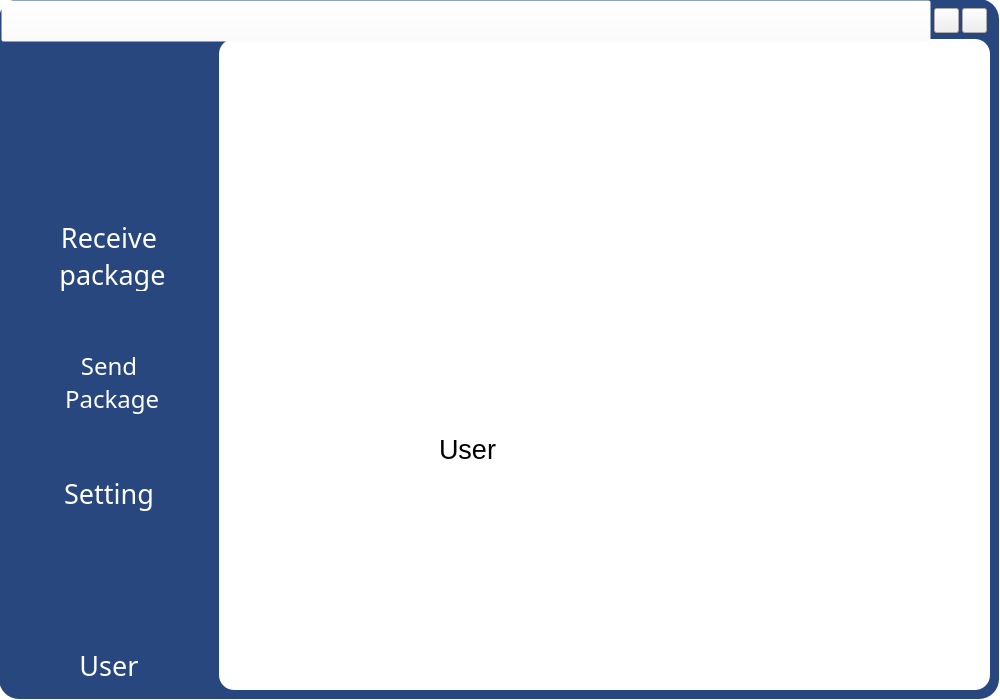
Qt form src/gui/MainWindow.ui (hmes98318/Logistics-Station) before a commit.
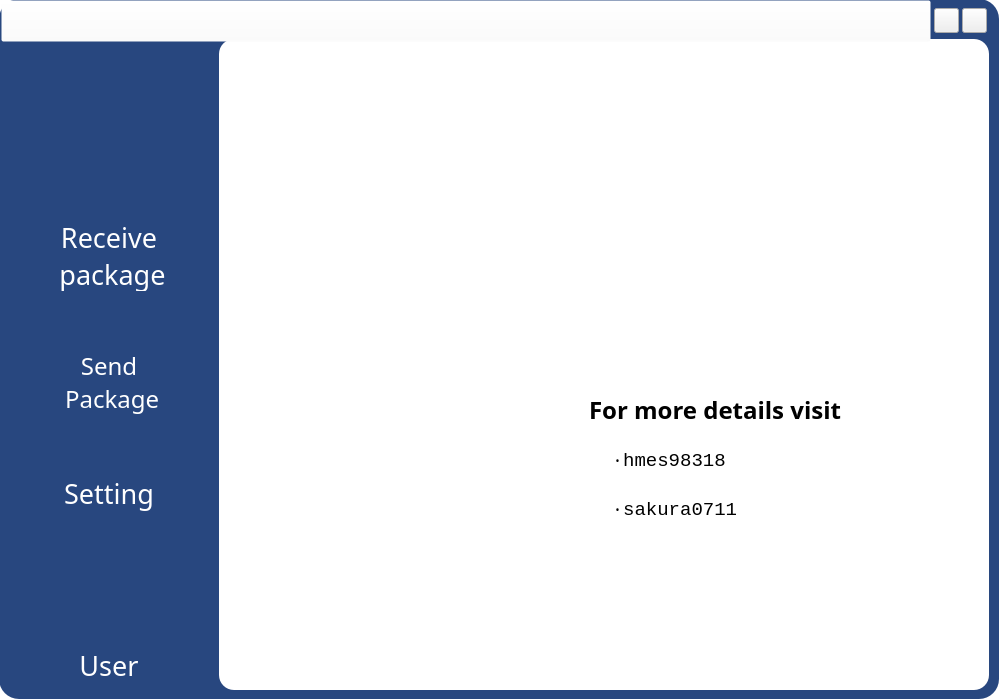
The same form after that commit. The open tabs and pages were chosen to show the change. Icons and pictures are not drawn.

Commit message: Add UserPage - GUI and image

```diff
--- a/src/gui/MainWindow.ui
+++ b/src/gui/MainWindow.ui
@@ -267,7 +267,7 @@
      <rect>
       <x>220</x>
       <y>40</y>
-      <width>771</width>
+      <width>770</width>
       <height>651</height>
      </rect>
     </property>
@@ -1293,23 +1293,78 @@
      </widget>
     </widget>
     <widget class="QWidget" name="User">
-     <widget class="QLabel" name="label_4">
+     <widget class="QFrame" name="UserPage_Background">
       <property name="geometry">
        <rect>
-        <x>220</x>
-        <y>280</y>
-        <width>271</width>
-        <height>261</height>
+        <x>0</x>
+        <y>0</y>
+        <width>770</width>
+        <height>650</height>
        </rect>
       </property>
-      <property name="font">
-       <font>
-        <pointsize>20</pointsize>
-       </font>
+      <property name="styleSheet">
+       <string notr="true">border-radius: 15px;
+background-image: url(./src/gui/image/UserPage_Background.png);</string>
       </property>
-      <property name="text">
-       <string>User</string>
+      <property name="frameShape">
+       <enum>QFrame::StyledPanel</enum>
       </property>
+      <property name="frameShadow">
+       <enum>QFrame::Raised</enum>
+      </property>
+      <widget class="QWidget" name="verticalLayoutWidget_3">
+       <property name="geometry">
+        <rect>
+         <x>370</x>
+         <y>350</y>
+         <width>381</width>
+         <height>139</height>
+        </rect>
+       </property>
+       <layout class="QVBoxLayout" name="verticalLayout">
+        <item>
+         <widget class="QLabel" name="hint_hyperlink">
+          <property name="font">
+           <font>
+            <family>華康少女文字W7</family>
+            <pointsize>18</pointsize>
+            <weight>75</weight>
+            <bold>true</bold>
+           </font>
+          </property>
+          <property name="text">
+           <string>For more details visit</string>
+          </property>
+         </widget>
+        </item>
+        <item>
+         <widget class="QLabel" name="label_hmes98318">
+          <property name="font">
+           <font>
+            <family>Consolas</family>
+            <pointsize>14</pointsize>
+           </font>
+          </property>
+          <property name="text">
+           <string>  ‧hmes98318</string>
+          </property>
+         </widget>
+        </item>
+        <item>
+         <widget class="QLabel" name="label_sakura0711">
+          <property name="font">
+           <font>
+            <family>Consolas</family>
+            <pointsize>14</pointsize>
+           </font>
+          </property>
+          <property name="text">
+           <string>  ‧sakura0711</string>
+          </property>
+         </widget>
+        </item>
+       </layout>
+      </widget>
      </widget>
     </widget>
    </widget>
```
Left out of the diff: 2 changed lines with no effect on the pictures. The commit also changes 5 other files.
